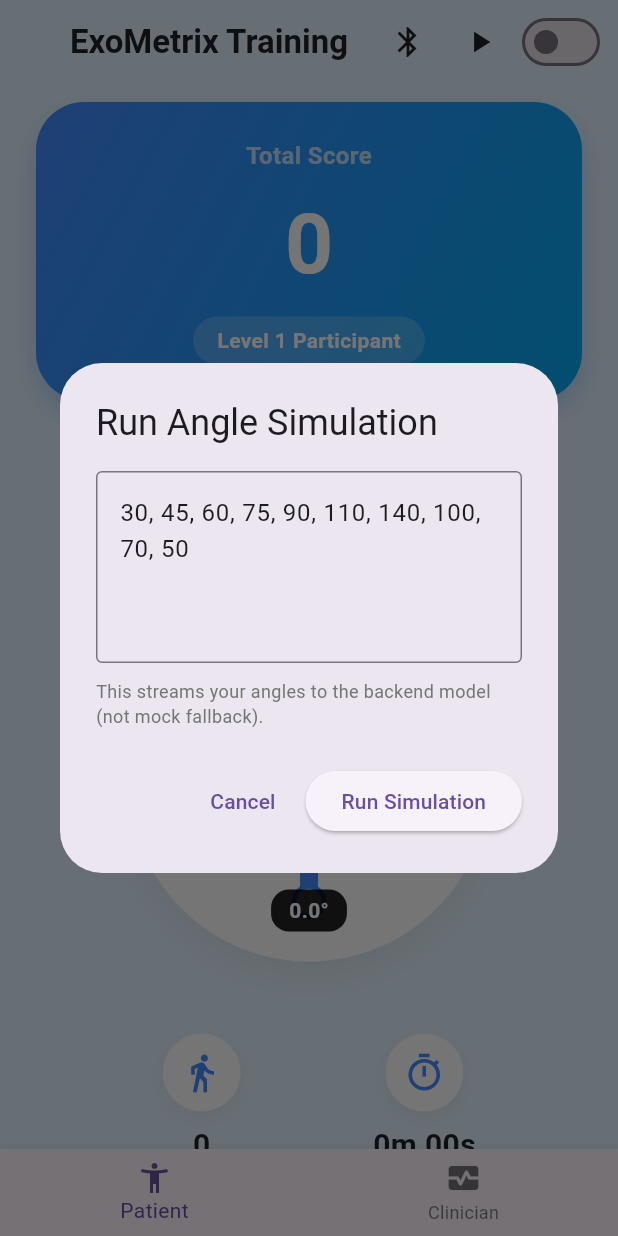
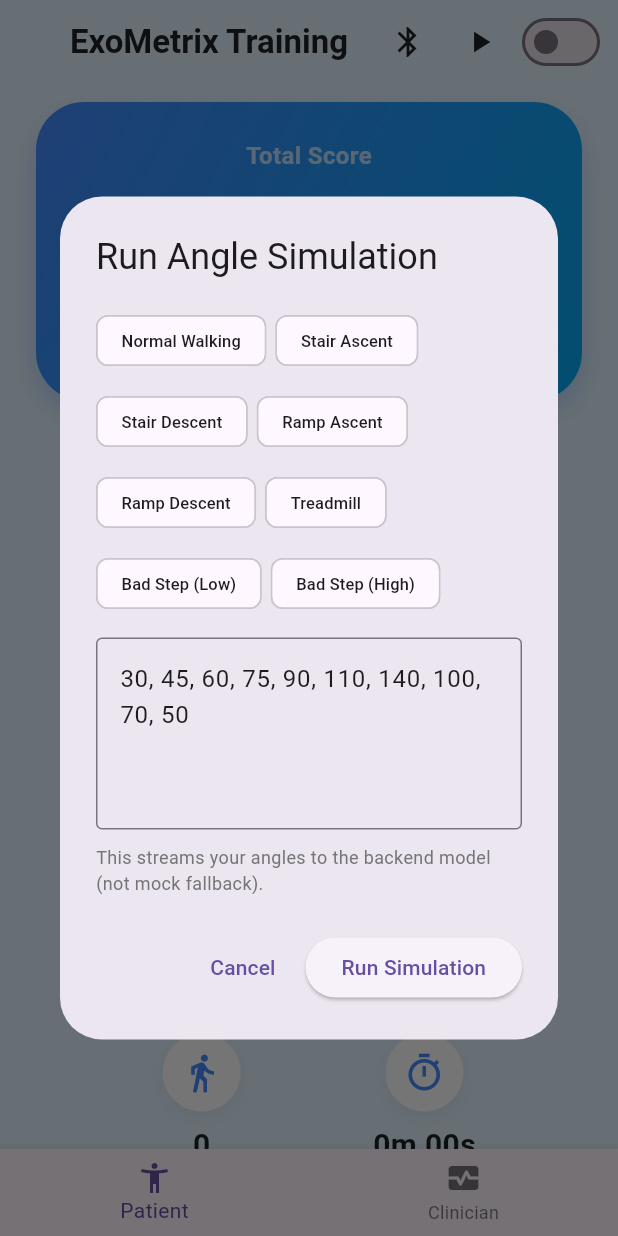
Before and after one commit to MahmoudBL83/ExoMetrix, a Flutter app: the screen it shows after launch, after a tap on the "play arrow" icon, on a phone screen of 412 x 824 dp. Run offline on Flutter 3.47's test engine with Material 3 defaults, Android fonts, the phone set to English and light mode, and no system bars; our stand-ins replace fl_chart, flutter_blue_plus; network calls fail.

Commit message:
Add preset scenarios for simulation
Added 8 preset scenarios:
- Normal Walking
- Stair Ascent/Descent
- Ramp Ascent/Descent
- Treadmill
- Bad Step (Low angle)
- Bad Step (High angle)

Each preset shows as an ActionChip that fills the input field when tapped.

```diff
--- a/app/lib/screens/patient_dashboard.dart
+++ b/app/lib/screens/patient_dashboard.dart
@@ -26,6 +26,21 @@
       text: '30, 45, 60, 75, 90, 110, 140, 100, 70, 50',
     );
 
+    final Map<String, String> presets = {
+      'Normal Walking': '30, 45, 60, 75, 90, 110, 140, 100, 70, 50',
+      'Stair Ascent': '20, 35, 55, 80, 105, 115, 100, 85, 65, 40',
+      'Stair Descent': '90, 85, 70, 55, 40, 25, 30, 50, 70, 85',
+      'Ramp Ascent': '25, 40, 60, 85, 105, 120, 115, 95, 70, 45',
+      'Ramp Descent': '95, 90, 75, 55, 35, 20, 25, 45, 65, 80',
+      'Treadmill': '45, 55, 70, 85, 95, 100, 95, 85, 70, 55',
+      'Bad Step (Low)': '10, 15, 20, 25, 30, 15, 10, 5, 8, 12',
+      'Bad Step (High)': '140, 150, 160, 170, 165, 155, 145, 140, 150, 160',
+    };
+
+    void selectPreset(String name) {
+      controller.text = presets[name] ?? '';
+    }
+
     showDialog<void>(
       context: context,
       builder: (dialogContext) {
@@ -35,6 +50,17 @@
             mainAxisSize: MainAxisSize.min,
             crossAxisAlignment: CrossAxisAlignment.start,
             children: [
+              Wrap(
+                spacing: 6,
+                runSpacing: 6,
+                children: presets.keys.map((name) =>
+                  ActionChip(
+                    label: Text(name, style: const TextStyle(fontSize: 11)),
+                    onPressed: () => selectPreset(name),
+                  )
+                ).toList(),
+              ),
+              const SizedBox(height: 12),
               TextField(
                 controller: controller,
                 maxLines: 4,
```
